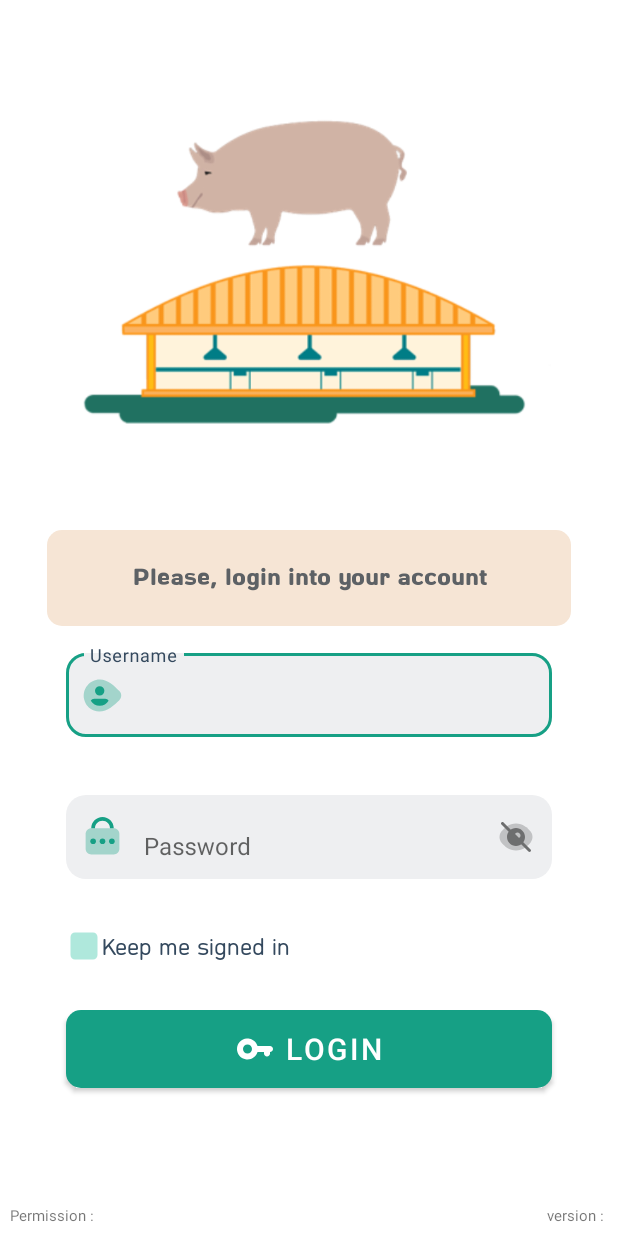
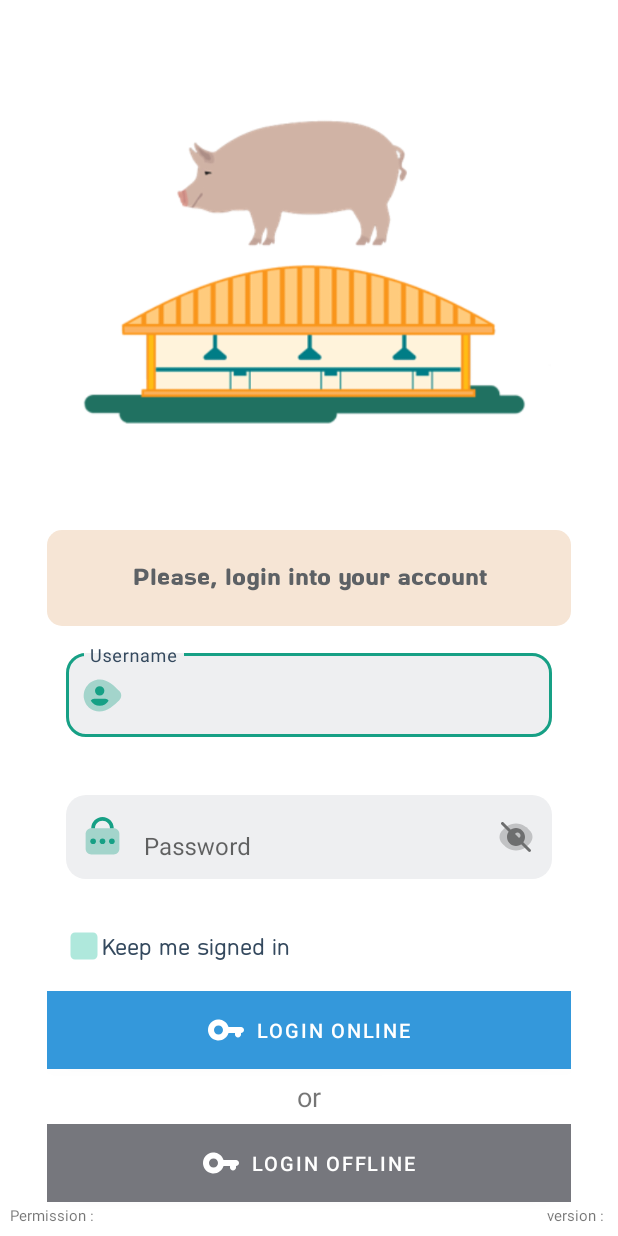
Before and after one commit to ronnelraz/swinePC, an Android app: the layout activity_login.xml on its own in the app's theme, with its tools: preview values and no code run, on a phone screen of 412 x 824 dp. Run offline under Robolectric (Android 15) with nearby library versions, the phone set to English and light mode, and no system bars; network calls fail.

Commit message:
tapos na ang online

```diff
--- a/app/src/main/java/com/ronnelrazo/physical_counting/Login.java
+++ b/app/src/main/java/com/ronnelrazo/physical_counting/Login.java
@@ -212,5 +212,7 @@ public class Login extends AppCompatActivity {
     }
 
 
-
+    public void loginlocal(View view) {
+        Toast.makeText(this, "Under Construction", Toast.LENGTH_SHORT).show();
+    }
 }
--- a/app/src/main/java/com/ronnelrazo/physical_counting/connection/config.java
+++ b/app/src/main/java/com/ronnelrazo/physical_counting/connection/config.java
@@ -6,4 +6,6 @@ public class config {
     public static final String URLDownload = "https://agro.cpf-phil.com/swinePC/public/GenPDF/";
     public static final String URLBKFILE = "https://agro.cpf-phil.com/swinePC/public/";
 
+
+
 }
--- a/app/src/main/res/layout/activity_inv_form.xml
+++ b/app/src/main/res/layout/activity_inv_form.xml
@@ -26,9 +26,9 @@
             android:layout_marginLeft="50dp"
             android:layout_marginTop="5dp"
             android:fontFamily="@font/cpf_imm_sook_bold"
-            android:text="Swine Physical Count Menu"
+            android:text="@string/app_name"
             android:textColor="@color/purple_500"
-            android:textSize="30sp" />
+            android:textSize="25sp" />
 
         <com.google.android.material.button.MaterialButton
             android:id="@+id/logout"
--- a/app/src/main/res/layout/activity_login.xml
+++ b/app/src/main/res/layout/activity_login.xml
@@ -144,14 +144,42 @@
         <com.google.android.material.button.MaterialButton
             android:id="@+id/login"
             android:onClick="login"
-            android:layout_width="match_parent"
+            android:layout_gravity="center"
+            android:layout_width="400dp"
             android:layout_height="0.4in"
-            android:layout_margin="2mm"
-            android:text="Login"
-            android:textSize="30px"
+            android:layout_marginLeft="2mm"
+            android:layout_marginRight="2mm"
+            android:text="Login online"
+            android:textSize="20px"
+            app:icon="@drawable/ic_icons8_key"
+            android:backgroundTint="@color/purple_200"
+            app:iconGravity="textStart"
+            app:cornerRadius="50dp"
+            app:elevation="10px"/>
+
+        <TextView
+            android:textSize="18sp"
+            android:layout_gravity="center"
+            android:layout_width="wrap_content"
+            android:layout_height="wrap_content"
+            android:text="or"/>
+
+
+        <com.google.android.material.button.MaterialButton
+            android:layout_marginBottom="30dp"
+            android:id="@+id/loginlocal"
+            android:onClick="loginlocal"
+            android:layout_gravity="center"
+            android:layout_width="400dp"
+            android:layout_height="0.4in"
+            android:layout_marginLeft="2mm"
+            android:layout_marginRight="2mm"
+            android:text="Login offline"
+            android:textSize="20px"
+            android:backgroundTint="@color/material_dynamic_neutral50"
             app:icon="@drawable/ic_icons8_key"
             app:iconGravity="textStart"
-            app:cornerRadius="10dp"
+            app:cornerRadius="50dp"
             app:elevation="10px"/>
 
 
--- a/app/src/main/res/layout/activity_transaction.xml
+++ b/app/src/main/res/layout/activity_transaction.xml
@@ -225,6 +225,9 @@
         app:lottie_renderMode="automatic" />
 
 
+
+
+
     <androidx.recyclerview.widget.RecyclerView
         tools:visibility="gone"
         android:id="@+id/data"
--- a/app/src/main/res/layout/confirm_list.xml
+++ b/app/src/main/res/layout/confirm_list.xml
@@ -72,6 +72,7 @@
                 android:layout_height="wrap_content"
                 tools:text="Org_name :"/>
             <TextView
+                android:layout_marginLeft="10dp"
                 android:id="@+id/farmname"
                 android:layout_width="match_parent"
                 android:layout_height="wrap_content"
--- a/app/src/main/res/values/strings.xml
+++ b/app/src/main/res/values/strings.xml
@@ -45,4 +45,5 @@
         libero vel nunc consequat, quis tincidunt nisl eleifend. Cras bibendum enim a justo luctus
         vestibulum. Fusce dictum libero quis erat maximus, vitae volutpat diam dignissim.
     </string>
+    <string name="titlebar">UAT-Swine Physical Count Menu</string>
 </resources>
```
Also changed, not shown: app/src/main/java/com/ronnelrazo/physical_counting/Confirm.java (+31 -2 lines), app/src/main/java/com/ronnelrazo/physical_counting/Database/AUDIT_USER_AUTHORIZE_OFFLINE.java (added, +27 -0 lines), app/src/main/java/com/ronnelrazo/physical_counting/Database/AUDIT_USER_MENU_MAP_OFFLINE.java (added, +21 -0 lines), app/src/main/java/com/ronnelrazo/physical_counting/Database/MyDatabaseHelper.java (+28 -0 lines), app/src/main/java/com/ronnelrazo/physical_counting/Pdf_record_list.java (+5 -4 lines), app/src/main/java/com/ronnelrazo/physical_counting/connection/APIInterface.java (+7 -0 lines), app/src/main/java/com/ronnelrazo/physical_counting/globalfunc/Globalfunction.java (+31 -0 lines), app/src/main/java/com/ronnelrazo/physical_counting/user_setup.java (+18 -1 lines), app/src/main/res/layout/activity_confirm.xml (+11 -0 lines), 65 other files.
